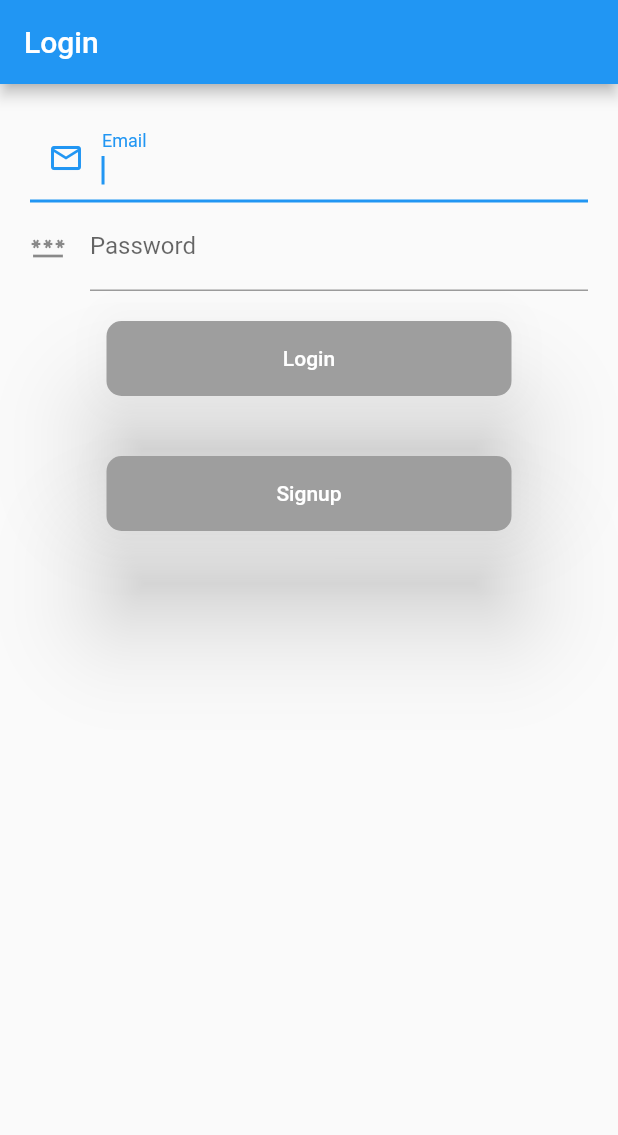
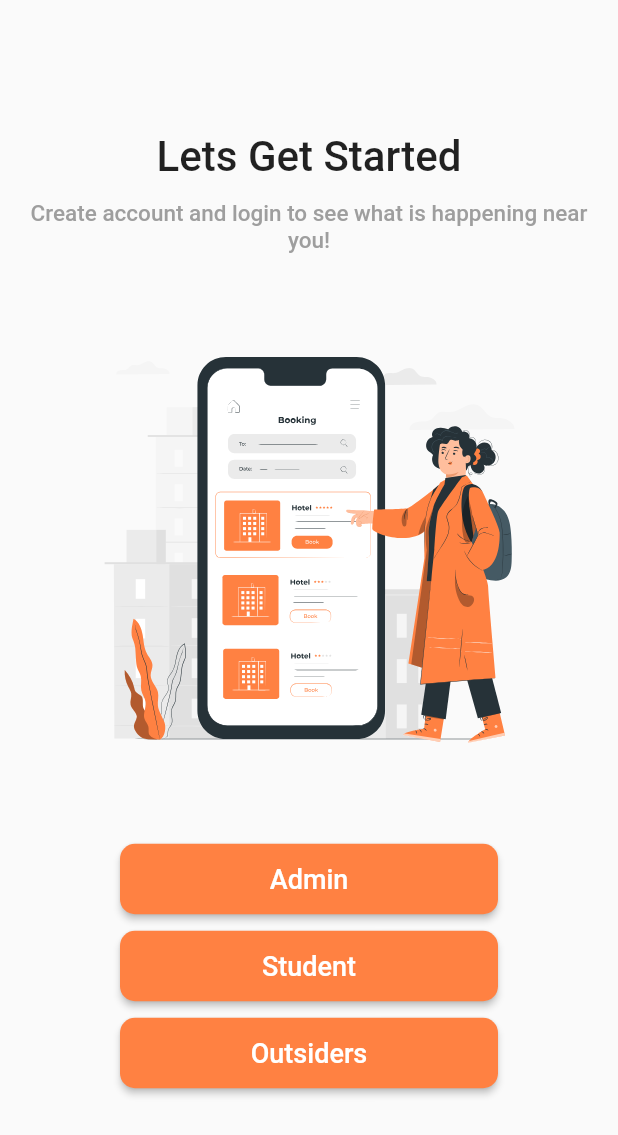
Before and after one commit to hashamnadeem21/Firebase-Auth-with-Getx-Using-MVC, a Flutter app: the screen it shows after launch, on a phone screen of 412 x 824 dp. Shown: the top 1135 px of the screen. Run offline on Flutter 3.47's test engine with Material 2 defaults, Android fonts, the phone set to English and light mode, and no system bars; our stand-ins replace cloud_firestore, firebase_auth, firebase_core, flutter_svg, get; accounts and stored records are empty.

Commit message:
make screen customizable and presentable with attractive colors.

```diff
--- a/lib/auth_screens/login_screen.dart
+++ b/lib/auth_screens/login_screen.dart
@@ -1,9 +1,14 @@
 import 'package:flutter/material.dart';
+import 'package:flutter_svg/flutter_svg.dart';
 import 'package:get/get.dart';
 import 'package:get/get_core/src/get_main.dart';
 import 'package:signuploginfirebase/auth_screens/signup_screen.dart';
 import 'package:signuploginfirebase/controllers/auth_controller.dart';
+import 'package:signuploginfirebase/utils/color_constants.dart';
+import 'package:signuploginfirebase/utils/image_constants.dart';
 import 'package:signuploginfirebase/widgets/buttons.dart';
+
+import '../widgets/signup_textbutton.dart';
 
 // LoginPage is a StatelessWidget that displays a login form and buttons to login or navigate to the signup page.
 class LoginPage extends StatelessWidget {
@@ -18,12 +23,8 @@ class LoginPage extends StatelessWidget {
 
   @override
   Widget build(BuildContext context) {
-    return Scaffold(
+    return SafeArea(
 // AppBar with title "Login"
-      appBar: AppBar(
-        title: const Text("Login"),
-      ),
-      body: SingleChildScrollView(
         child: Padding(
 // Padding for the entire column
       padding: const EdgeInsets.all(20),
@@ -32,45 +33,35 @@ class LoginPage extends StatelessWidget {
         mainAxisAlignment: MainAxisAlignment.center,
         crossAxisAlignment: CrossAxisAlignment.center,
         children: [
-// Email TextFormField with email icon and label
-              TextFormField(
+          CustomTextField(
               controller: email,
-                autofocus: true,
-                decoration: const InputDecoration(
-                    prefixIcon: Icon(Icons.email_outlined),
-                    label: Text("Email"),
-                    fillColor: Colors.cyan),
-              ),
-// Password TextFormField with password icon and label
-              TextFormField(
+              label: "Email",
+              hintText: "Enter Your Email",
+              icon: Icons.email_outlined,
+              action: TextInputAction.next),
+          CustomTextField(
               controller: password,
-                autofocus: true,
-                decoration: const InputDecoration(
-                  icon: Icon(Icons.password),
-                  label: Text("Password"),
-                ),
-              ),
+              label: "Password",
+              hintText: "Enter Your Password",
+              icon: Icons.password,
+              action: TextInputAction.done),
 // Login button that calls the login method in the AuthController with the email and password text
           Custom_Button(
               label: "Login",
-                  backgroundcolor: Colors.grey,
+              backgroundcolor: ColorConstants.MainColor,
               textcolor: Colors.white,
               function: () {
                 AuthController.instance
                     .Login(email.text.toString(), password.text.toString());
               }),
+
+
 // Signup button that navigates to the SignUp page
-              Custom_Button(
-                  label: "Signup",
-                  backgroundcolor: Colors.grey,
-                  textcolor: Colors.white,
-                  function: () {
+          SignUpText(function: () {
             Get.to(SignUp());
-                  })
+          }),
         ],
       ),
-        ),
-      ),
-    );
+    ));
   }
 }
--- /dev/null
+++ b/lib/boarding/boarding_screen.dart
@@ -0,0 +1,104 @@
+import 'package:flutter/material.dart';
+import 'package:flutter_svg/flutter_svg.dart';
+import 'package:get/get.dart';
+import 'package:signuploginfirebase/auth_screens/login_screen.dart';
+import 'package:signuploginfirebase/auth_screens/mainlogin_screen.dart';
+import 'package:signuploginfirebase/utils/color_constants.dart';
+import '../utils/image_constants.dart';
+
+class Boarding_Screen extends StatelessWidget {
+  const Boarding_Screen({Key? key}) : super(key: key);
+
+  @override
+  Widget build(BuildContext context) {
+    return Scaffold(
+      body: Padding(
+        padding: const EdgeInsets.all(14.0),
+        child: Column(
+          mainAxisAlignment: MainAxisAlignment.center,
+          crossAxisAlignment: CrossAxisAlignment.center,
+          children: [
+          const Text(
+              "Lets Get Started",
+              style: TextStyle(fontSize: 28, fontWeight: FontWeight.w500),
+            ),
+       const SizedBox(
+              height: 12,
+            ),
+          const Text(
+              "Create account and login to see what is happening near you!",
+              textAlign: TextAlign.center,
+              style: TextStyle(
+                  color: Colors.grey,
+                  fontSize: 15,
+                  fontWeight: FontWeight.w500),
+            ),
+           const  SizedBox(
+              height: 45,
+            ),
+            SvgPicture.asset(ImageConstants.BoardingScreen),
+           const SizedBox(
+              height: 48,
+            ),
+            Boarding_Buttons(
+                textColor: Colors.white,
+                label: "Admin",
+                function: () {
+                  Get.to(MainLogin());
+                },
+                backgroundColor: ColorConstants.MainColor),
+            Boarding_Buttons(
+                textColor: Colors.white,
+                label: "Student",
+                function: () {},
+                backgroundColor: ColorConstants.MainColor),
+            Boarding_Buttons(
+                textColor: Colors.white,
+                label: "Outsiders",
+                function: () {},
+                backgroundColor: ColorConstants.MainColor)
+          ],
+        ),
+      ),
+    );
+  }
+}
+
+class Boarding_Buttons extends StatelessWidget {
+  Boarding_Buttons(
+      {Key? key,
+      required this.textColor,
+      required this.label,
+      required this.function,
+      required this.backgroundColor})
+      : super(key: key);
+
+  String label;
+  Color backgroundColor;
+  Color textColor;
+  VoidCallback function;
+
+  @override
+  Widget build(BuildContext context) {
+    return Column(
+      children: [
+        ElevatedButton(
+            style: ElevatedButton.styleFrom(
+                backgroundColor: backgroundColor,
+                minimumSize: const Size(252, 47),
+                maximumSize: const Size(252, 47),
+                shape: const RoundedRectangleBorder(
+                    borderRadius: BorderRadius.all(Radius.circular(10)))),
+            onPressed: function,
+            child: Text(
+              label,
+              style: TextStyle(
+                  color: textColor, fontSize: 18, fontWeight: FontWeight.w500),
+            )),
+       const SizedBox(
+          height: 10,
+        ),
+      ],
+    );
+  }
+}
--- a/lib/controllers/auth_controller.dart
+++ b/lib/controllers/auth_controller.dart
@@ -3,7 +3,9 @@ import 'package:firebase_auth/firebase_auth.dart';
 import 'package:flutter/cupertino.dart';
 import 'package:get/get.dart';
 import 'package:signuploginfirebase/auth_screens/home_screen.dart';
-import 'package:signuploginfirebase/auth_screens/login_screen.dart';
+
+import '../boarding/boarding_screen.dart';
+
 class AuthController extends GetxController {
   // Singleton instance of the AuthController
   static AuthController instance = Get.find();
@@ -29,7 +31,7 @@ class AuthController extends GetxController {
     if (user == null) {
       // If no user, navigate to login page
       print("Login Page");
-      Get.offAll(LoginPage());
+      Get.offAll(Boarding_Screen());
     } else {
       // If user is logged in, navigate to home screen
       print("Login Success");
--- a/lib/main.dart
+++ b/lib/main.dart
@@ -1,9 +1,9 @@
 import 'package:firebase_core/firebase_core.dart';
 import 'package:flutter/material.dart';
 import 'package:get/get_navigation/src/root/get_material_app.dart';
-import 'package:signuploginfirebase/auth_screens/login_screen.dart';
 import 'package:get/get.dart';
 import 'package:signuploginfirebase/controllers/auth_controller.dart';
+import 'boarding/boarding_screen.dart';
 
 
 // This code is initializing the Firebase
@@ -29,7 +29,7 @@ class MyApp extends StatelessWidget {
       theme: ThemeData(
         primarySwatch: Colors.blue,
       ),
-      home: LoginPage(),
+      home:const Boarding_Screen(),
     );
   }
 }
--- /dev/null
+++ b/lib/utils/color_constants.dart
@@ -0,0 +1,7 @@
+import 'dart:ui';
+import 'package:flutter/material.dart';
+class ColorConstants {
+  static const Color TextFieldsColor = Color(0xFFECECEC);
+  static const Color MainColor = Color(0xFFFF8142);
+
+}
--- /dev/null
+++ b/lib/utils/image_constants.dart
@@ -0,0 +1,9 @@
+// import 'package:flutter/material.dart';
+class ImageConstants{
+  static const String SplashScreenLogo = "images/splash_screen_logo.svg";
+  static const String BoardingScreen = "images/BoardingScreen.svg";
+  static const String DashboardPic = "images/DashboardPic.png";
+  static const String LoginPagePic = "images/LoginScreen.svg";
+
+
+}
--- a/lib/widgets/buttons.dart
+++ b/lib/widgets/buttons.dart
@@ -23,16 +23,16 @@ class Custom_Button extends StatelessWidget {
         ElevatedButton(
             style: ElevatedButton.styleFrom(
               backgroundColor: backgroundcolor,
-              minimumSize: const Size(270, 50),
-              maximumSize: const Size(270, 50),
+              minimumSize: const Size(295, 58),
+              maximumSize: const Size(295, 58),
               shape: const RoundedRectangleBorder(
                   borderRadius: BorderRadius.all(Radius.circular(10))),
-              elevation: 30,
+              elevation: 10,
             ),
             onPressed: function,
             child: Text(
               label,
-              style: TextStyle(color: textcolor),
+              style: TextStyle(color: textcolor, fontWeight: FontWeight.w500, fontSize: 20),
             )),
         const SizedBox(
           height: 20,
```
Also changed, not shown: lib/auth_screens/signup_screen.dart (+61 -20 lines), pubspec.yaml (+4 -4 lines), images/BoardingScreen.svg (added), images/splash_screen_logo.svg (added), lib/extention_function/extension_function_padding.dart (renamed from lib/extention_function/extension_function.dart), pubspec.lock. Lines whose indentation alone changed are shown as unchanged.
